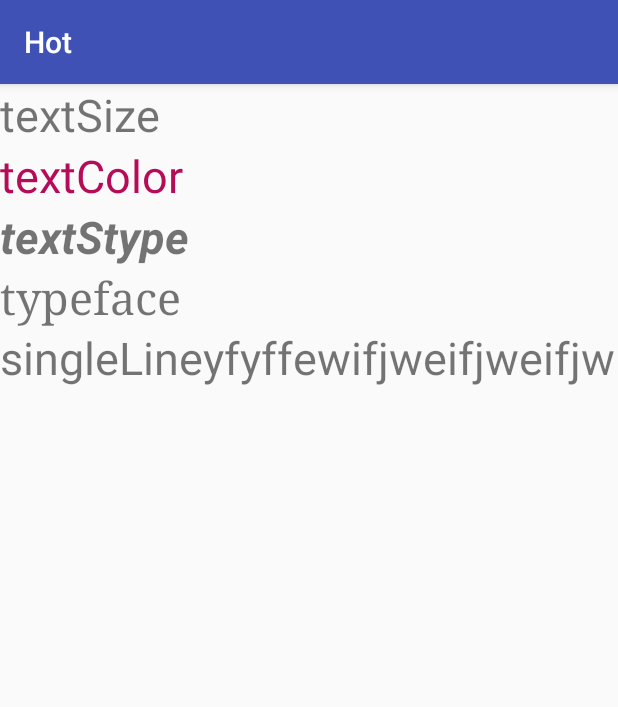
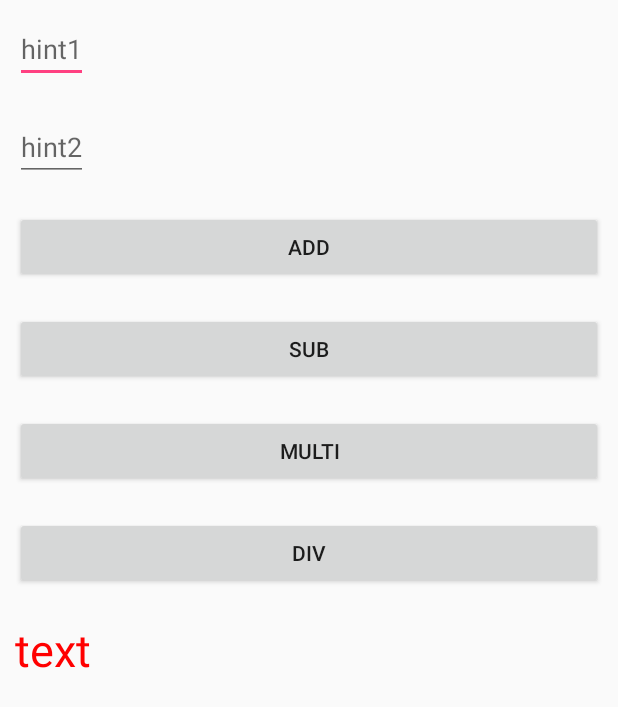
Before and after one commit to nicejwjin/hot_fixed, an Android app: the screen it shows after launch (MainActivity), on a phone screen of 412 x 824 dp. Shown: the top 707 px of the screen. Run offline under Robolectric (Android 15) with nearby library versions, the phone set to English and light mode, and no system bars.

```diff
--- a/app/src/main/java/com/httpmeteorstartup/hot/MainActivity.java
+++ b/app/src/main/java/com/httpmeteorstartup/hot/MainActivity.java
@@ -1,13 +1,76 @@
 package com.httpmeteorstartup.hot;
 
-import android.support.v7.app.AppCompatActivity;
+import android.app.Activity;
 import android.os.Bundle;
+import android.view.MotionEvent;
+import android.view.View;
+import android.widget.Button;
+import android.widget.EditText;
+import android.widget.TextView;
 
-public class MainActivity extends AppCompatActivity {
+public class MainActivity extends Activity {
+    EditText edit1, edit2;
+    Button btnAdd, btnSub, btnMul, btnDiv;
+    TextView textResult;
+    String num1, num2;
+    Integer result;
 
     @Override
-    protected void onCreate(Bundle savedInstanceState) {
+    public void onCreate(Bundle savedInstanceState) {
         super.onCreate(savedInstanceState);
         setContentView(R.layout.activity_main);
+        setTitle("ÃÊ°£´Ü °è»ê±â");
+
+        edit1 = (EditText) findViewById(R.id.Edit1);
+        edit2 = (EditText) findViewById(R.id.Edit2);
+
+        btnAdd = (Button) findViewById(R.id.BtnAdd);
+        btnSub = (Button) findViewById(R.id.BtnSub);
+        btnMul = (Button) findViewById(R.id.BtnMul);
+        btnDiv = (Button) findViewById(R.id.BtnDiv);
+
+        textResult = (TextView) findViewById(R.id.TextResult);
+
+        btnAdd.setOnTouchListener(new View.OnTouchListener() {
+            public boolean onTouch(View arg0, MotionEvent arg1) {
+                num1 = edit1.getText().toString();
+                num2 = edit2.getText().toString();
+                result = Integer.parseInt(num1) + Integer.parseInt(num2);
+                textResult.setText("result : " + result.toString());
+                return false;
+            }
+        });
+
+        btnSub.setOnTouchListener(new View.OnTouchListener() {
+            public boolean onTouch(View arg0, MotionEvent arg1) {
+                num1 = edit1.getText().toString();
+                num2 = edit2.getText().toString();
+                result = Integer.parseInt(num1) - Integer.parseInt(num2);
+                textResult.setText("result : " + result.toString());
+                return false;
+            }
+        });
+
+        btnMul.setOnTouchListener(new View.OnTouchListener() {
+            public boolean onTouch(View arg0, MotionEvent arg1) {
+                num1 = edit1.getText().toString();
+                num2 = edit2.getText().toString();
+                result = Integer.parseInt(num1) * Integer.parseInt(num2);
+                textResult.setText("result : " + result.toString());
+                return false;
+            }
+        });
+
+        btnDiv.setOnTouchListener(new View.OnTouchListener() {
+            public boolean onTouch(View arg0, MotionEvent arg1) {
+                num1 = edit1.getText().toString();
+                num2 = edit2.getText().toString();
+                result = Integer.parseInt(num1) / Integer.parseInt(num2);
+                textResult.setText("result : " + result.toString());
+                return false;
+            }
+        });
+
     }
+
 }
--- a/app/src/main/res/layout/activity_main.xml
+++ b/app/src/main/res/layout/activity_main.xml
@@ -4,38 +4,55 @@
     android:layout_height="fill_parent"
     android:orientation="vertical" >
 
-    <TextView
+    <EditText
+        android:id="@+id/Edit1"
         android:layout_width="wrap_content"
         android:layout_height="wrap_content"
-        android:text="textSize"
-        android:textSize="30dp" />
+        android:layout_margin="10dp"
+        android:hint="hint1" />
+
+    <EditText
+        android:id="@+id/Edit2"
+        android:layout_width="wrap_content"
+        android:layout_height="wrap_content"
+        android:layout_margin="10dp"
+        android:hint="hint2" />
+
+    <Button
+        android:id="@+id/BtnAdd"
+        android:layout_width="match_parent"
+        android:layout_height="wrap_content"
+        android:layout_margin="10dp"
+        android:text="Add" />
+
+    <Button
+        android:id="@+id/BtnSub"
+        android:layout_width="match_parent"
+        android:layout_height="wrap_content"
+        android:layout_margin="10dp"
+        android:text="Sub" />
+
+    <Button
+        android:id="@+id/BtnMul"
+        android:layout_width="match_parent"
+        android:layout_height="wrap_content"
+        android:layout_margin="10dp"
+        android:text="Multi" />
+
+    <Button
+        android:id="@+id/BtnDiv"
+        android:layout_width="match_parent"
+        android:layout_height="wrap_content"
+        android:layout_margin="10dp"
+        android:text="Div" />
 
     <TextView
+        android:id="@+id/TextResult"
         android:layout_width="wrap_content"
         android:layout_height="wrap_content"
-        android:text="textColor"
-        android:textColor="#b60b58"
-        android:textSize="30dp" />
-
-    <TextView
-        android:layout_width="wrap_content"
-        android:layout_height="wrap_content"
-        android:text="textStype"
-        android:textSize="30dp"
-        android:textStyle="bold|italic" />
-
-    <TextView
-        android:layout_width="wrap_content"
-        android:layout_height="wrap_content"
-        android:text="typeface"
-        android:textSize="30dp"
-        android:typeface="serif" />
-
-    <TextView
-        android:layout_width="wrap_content"
-        android:layout_height="wrap_content"
-        android:maxLines="1"
-        android:text="singleLineyfyffewifjweifjweifjweifj"
+        android:layout_margin="10dp"
+        android:text="text"
+        android:textColor="#FF0000"
         android:textSize="30dp" />
 
 </LinearLayout>
```
